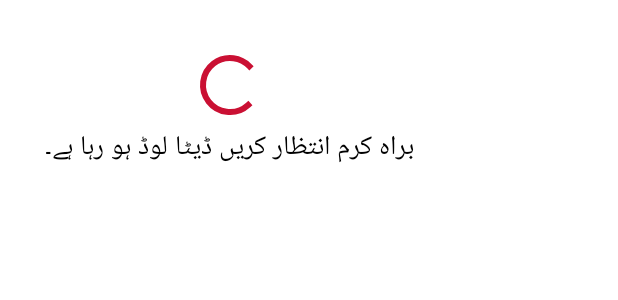
After one commit to SanaIqbalDev/B2BAndroidProject, an Android app: the layout loading_cache_dialog.xml on its own in the app's theme, with its tools: preview values and no code run, on a phone screen of 412 x 824 dp. The commit adds this screen. Shown: the top 300 px of the screen. Run offline under Robolectric (Android 15) with nearby library versions, the phone set to English and light mode, and no system bars.

Commit message:
SqlNormalizedCache Implemented ,text is working fine images db left to be done

```diff
--- a/app/src/main/java/com/codeseven/pos/ApolloClientClass.java
+++ b/app/src/main/java/com/codeseven/pos/ApolloClientClass.java
@@ -9,6 +9,7 @@ import com.apollographql.apollo.cache.normalized.NormalizedCacheFactory;
 import com.apollographql.apollo.cache.normalized.lru.EvictionPolicy;
 import com.apollographql.apollo.cache.normalized.lru.LruNormalizedCacheFactory;
 import com.apollographql.apollo.cache.normalized.sql.SqlNormalizedCacheFactory;
+import com.apollographql.apollo.internal.batch.BatchConfig;
 import com.apollographql.apollo.request.RequestHeaders;
 import com.codeseven.pos.util.CartPreference;
 import com.codeseven.pos.util.LoginPreference;
@@ -54,10 +55,14 @@ public class ApolloClientClass {
 
         NormalizedCacheFactory sqlCacheFactory = new SqlNormalizedCacheFactory(MainApplication.getContext(), "24_seven");
 
+        BatchConfig batchConfig = new BatchConfig();
+        batchConfig.copy(true,50,10);
+
         apolloClient= ApolloClient.builder().
                 serverUrl("https://mcstaging.24seven.pk/graphql").
                 okHttpClient(okHttpClient).
                 normalizedCache(sqlCacheFactory).
+                batchingConfiguration(batchConfig).
                 build();
 
         loginPreference = new LoginPreference();
--- a/app/src/main/java/com/codeseven/pos/model/CartItemAdapter.java
+++ b/app/src/main/java/com/codeseven/pos/model/CartItemAdapter.java
@@ -12,6 +12,7 @@ import androidx.recyclerview.widget.RecyclerView;
 import com.codeseven.pos.R;
 import com.codeseven.pos.databinding.CardviewCartItemBinding;
 import com.codeseven.pos.util.CartItemClickListener;
+import com.squareup.picasso.NetworkPolicy;
 import com.squareup.picasso.Picasso;
 
 import java.util.ArrayList;
--- a/app/src/main/java/com/codeseven/pos/model/CartSummaryAdapter.java
+++ b/app/src/main/java/com/codeseven/pos/model/CartSummaryAdapter.java
@@ -11,6 +11,7 @@ import androidx.recyclerview.widget.RecyclerView;
 
 import com.codeseven.pos.R;
 import com.codeseven.pos.databinding.CardviewCartSummaryItemBinding;
+import com.squareup.picasso.NetworkPolicy;
 import com.squareup.picasso.Picasso;
 
 import java.util.ArrayList;
--- a/app/src/main/java/com/codeseven/pos/model/CatalogItemAdapter.java
+++ b/app/src/main/java/com/codeseven/pos/model/CatalogItemAdapter.java
@@ -12,6 +12,7 @@ import androidx.recyclerview.widget.RecyclerView;
 import com.codeseven.pos.R;
 import com.codeseven.pos.databinding.CardviewCatalogItemBinding;
 import com.codeseven.pos.util.ItemClickListener;
+import com.squareup.picasso.NetworkPolicy;
 import com.squareup.picasso.Picasso;
 
 import java.util.ArrayList;
--- a/app/src/main/java/com/codeseven/pos/model/NavigationDrawerAdapter.java
+++ b/app/src/main/java/com/codeseven/pos/model/NavigationDrawerAdapter.java
@@ -11,6 +11,7 @@ import android.widget.ImageView;
 import android.widget.TextView;
 
 import com.codeseven.pos.R;
+import com.squareup.picasso.NetworkPolicy;
 import com.squareup.picasso.Picasso;
 
 import java.util.HashMap;
--- a/app/src/main/java/com/codeseven/pos/model/ProductSelectionAdapter.java
+++ b/app/src/main/java/com/codeseven/pos/model/ProductSelectionAdapter.java
@@ -13,6 +13,7 @@ import androidx.recyclerview.widget.RecyclerView;
 import com.codeseven.pos.R;
 import com.codeseven.pos.databinding.CardviewProductSelectionItemBinding;
 import com.codeseven.pos.util.ProductSelectionListener;
+import com.squareup.picasso.NetworkPolicy;
 import com.squareup.picasso.Picasso;
 
 import java.util.ArrayList;
--- a/app/src/main/java/com/codeseven/pos/ui/ProductDetailFragment.java
+++ b/app/src/main/java/com/codeseven/pos/ui/ProductDetailFragment.java
@@ -21,6 +21,7 @@ import com.codeseven.pos.R;
 import com.codeseven.pos.databinding.FragmentProductDetailBinding;
 import com.codeseven.pos.model.CatalogItem;
 import com.codeseven.pos.util.AddToCartViewModel;
+import com.squareup.picasso.NetworkPolicy;
 import com.squareup.picasso.Picasso;
 
 import javax.inject.Inject;
--- /dev/null
+++ b/app/src/main/res/layout/loading_cache_dialog.xml
@@ -0,0 +1,30 @@
+<?xml version="1.0" encoding="utf-8"?>
+<androidx.constraintlayout.widget.ConstraintLayout
+    xmlns:android="http://schemas.android.com/apk/res/android"
+    xmlns:app="http://schemas.android.com/apk/res-auto"
+    android:layout_width="wrap_content"
+    android:layout_height="wrap_content"
+    android:padding="30dp">
+
+    <ProgressBar
+        android:id="@+id/progressBar"
+        style="?android:attr/progressBarStyle"
+        android:layout_width="wrap_content"
+        android:layout_height="53dp"
+        app:layout_constraintBottom_toTopOf="@+id/message"
+        app:layout_constraintEnd_toEndOf="parent"
+        app:layout_constraintStart_toStartOf="parent" />
+
+    <TextView
+        android:id="@+id/message"
+        android:layout_width="wrap_content"
+        android:layout_height="wrap_content"
+        android:text="@string/please_wait_for_cache"
+        android:textSize="18sp"
+        android:textColor="@color/black"
+        android:singleLine="false"
+        app:layout_constraintBottom_toBottomOf="parent"
+        app:layout_constraintEnd_toEndOf="parent"
+        app:layout_constraintStart_toStartOf="parent" />
+
+</androidx.constraintlayout.widget.ConstraintLayout>
--- a/app/src/main/res/values/strings.xml
+++ b/app/src/main/res/values/strings.xml
@@ -41,6 +41,7 @@
     <string name="check_internet_connection">اپنا انٹرنیٹ کنیکشن چیک کریں۔</string>
     <string name="fill_in_the_required_fields">خالی خانوں کو بھریں</string>
     <string name="please_wait"> انتظار کریں </string>
+    <string name="please_wait_for_cache">براہ کرم انتظار کریں ڈیٹا لوڈ ہو رہا ہے۔</string>
     <string name="select_time_slot"> آرڈر وصول کرنے کا وقت منتخب کریں۔</string>
     <string name="order_placed_failed">اپنی تفصیلات کی تصدیق کریں اور آرڈر کے بٹن کو دوبارہ دبائیں۔</string>
     <string name="order_placed_success">مبارک ہو!!! آپ کا آرڈر کامیابی کے ساتھ درج ہو گیا ہے۔</string>
```
Also changed, not shown: app/src/main/java/com/codeseven/pos/api/CatalogRepository.java (+260 -20 lines), app/src/main/java/com/codeseven/pos/ui/CatalogFragment.java (+68 -17 lines), app/src/main/java/com/codeseven/pos/ui/ProgressDialog.java (+14 -0 lines), app/src/main/java/com/codeseven/pos/util/CatalogViewModel.java (+23 -1 lines), app/src/main/java/com/codeseven/pos/util/LoginPreference.java (+21 -0 lines), 1 other file.
